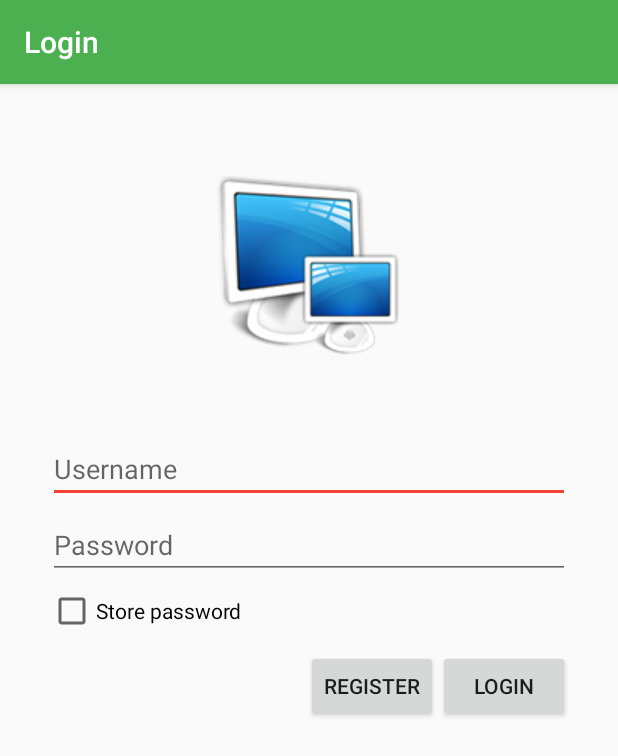
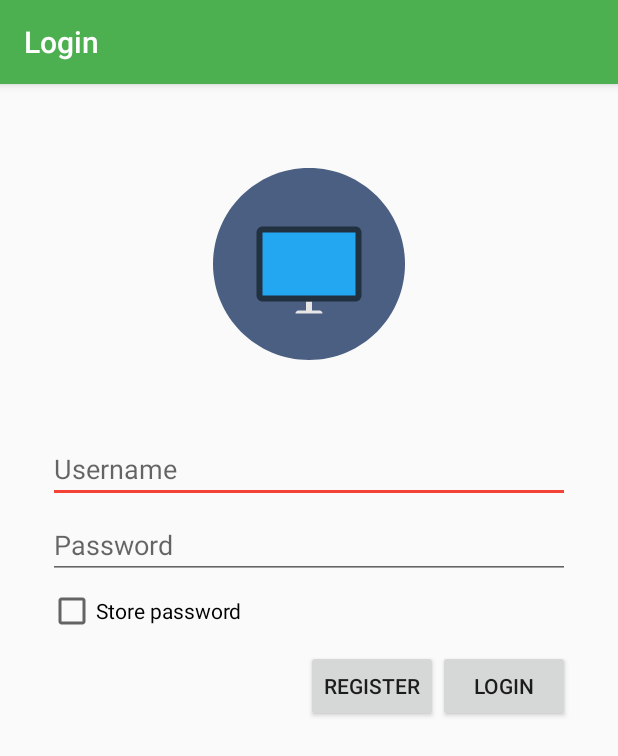
Before and after one commit to TheOnlyMarv/ComputerMonitor_App, an Android app: the screen it shows after launch (LoginActivity), on a phone screen of 412 x 824 dp. Shown: the top 756 px of the screen. Run offline under Robolectric (Android 15) with nearby library versions, the phone set to English and light mode, and no system bars.

Commit message:
rdy 4 playstore

```diff
--- a/app/src/main/AndroidManifest.xml
+++ b/app/src/main/AndroidManifest.xml
@@ -1,12 +1,11 @@
 <?xml version="1.0" encoding="utf-8"?>
 <manifest xmlns:android="http://schemas.android.com/apk/res/android"
     package="de.theonlymarv.computermonitor">
-
     <uses-permission android:name="android.permission.INTERNET"/>
 
     <application
         android:allowBackup="true"
-        android:icon="@drawable/logo"
+        android:icon="@drawable/ic_launcher"
         android:label="@string/app_name"
         android:supportsRtl="true"
         android:theme="@style/AppTheme">
@@ -26,7 +25,6 @@
             android:name=".Activity.MainActivity"
             android:screenOrientation="userPortrait"
             android:theme="@style/AppThemeWithoutActionbar" />
-
     </application>
 
 </manifest>
--- /dev/null
+++ b/app/src/main/res/drawable/logo.xml
@@ -0,0 +1,20 @@
+<?xml version="1.0" encoding="utf-8"?>
+<vector xmlns:android="http://schemas.android.com/apk/res/android"
+    android:width="128dp"
+    android:height="128dp"
+    android:viewportWidth="128"
+    android:viewportHeight="128">
+
+    <path
+        android:fillColor="#4B5F83"
+        android:pathData="M 64 0 C 99.3462239892 0 128 28.6537760108 128 64 C 128 99.3462239892 99.3462239892 128 64 128 C 28.6537760108 128 0 99.3462239892 0 64 C 0 28.6537760108 28.6537760108 0 64 0 Z" />
+    <path
+        android:fillColor="#E6E6E6"
+        android:pathData="M71,95h-5v-6h-4v6h-5c-1.1,0-2,0.9-2,2h18C73,95.9,72.1,95,71,95z" />
+    <path
+        android:fillColor="#22313F"
+        android:pathData="M95,89H33c-2.2,0-4-1.8-4-4V43c0-2.2,1.8-4,4-4h62c2.2,0,4,1.8,4,4v42C99,87.2,97.2,89,95,89z" />
+    <path
+        android:fillColor="#22A7F0"
+        android:pathData="M 33 43 H 95 V 85 H 33 V 43 Z" />
+</vector>
--- a/app/src/main/res/values/strings.xml
+++ b/app/src/main/res/values/strings.xml
@@ -17,7 +17,7 @@
     <string name="activitiy_login">Login</string>
 
     <!-- TODO: Remove or change this placeholder text -->
-    <string name="hello_blank_fragment">Hello blank fragment</string>
+    <string name="hello_blank_fragment" translatable="false">Hello blank fragment</string>
     <string name="card_last_used">Last used:</string>
     <string name="access_denied">Session timed out</string>
     <string name="dialog_logout_title">Logout</string>
@@ -31,6 +31,6 @@
     <string name="menu_overview">Overview</string>
     <string name="menu_remote">Remote connection</string>
     <string name="menu_logout">Logout</string>
-    <string name="drawer_open">Open navigation drawer</string>
-    <string name="drawer_close">Close navigation drawer</string>
+    <string name="drawer_open" translatable="false">Open navigation drawer</string>
+    <string name="drawer_close" translatable="false">Close navigation drawer</string>
 </resources>
```
Also changed, not shown: app/src/main/res/layout/nav_header.xml (+11 -5 lines), app/src/main/res/drawable/ic_launcher.png (added), app/src/main/res/drawable/logo.png (deleted).
